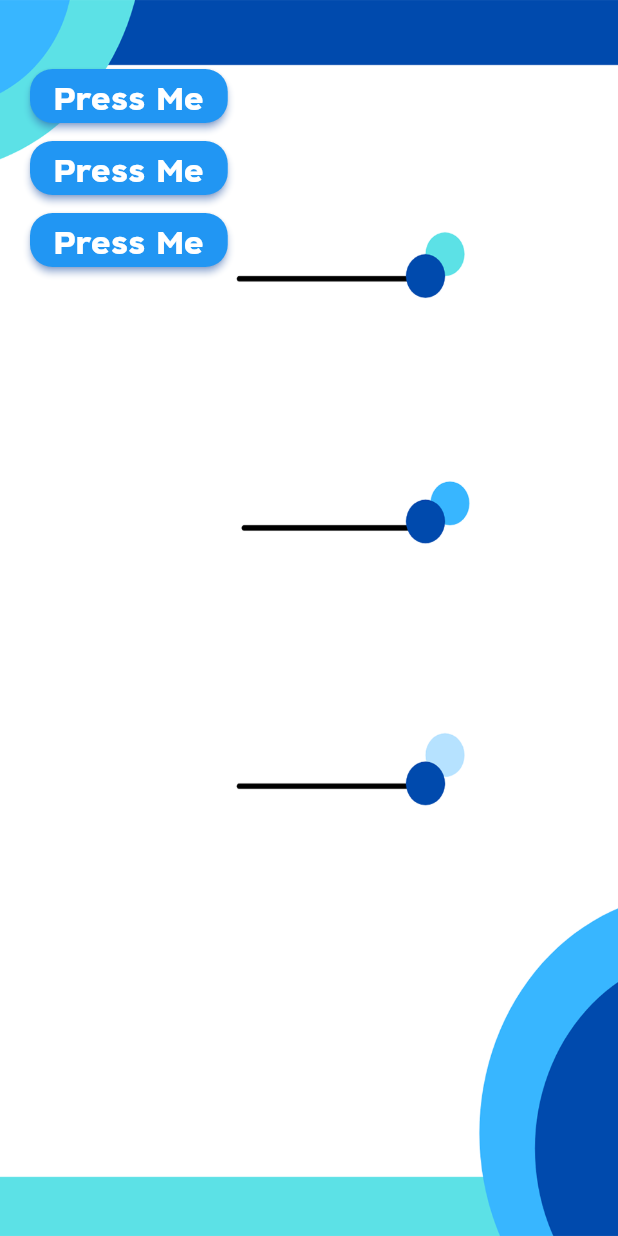
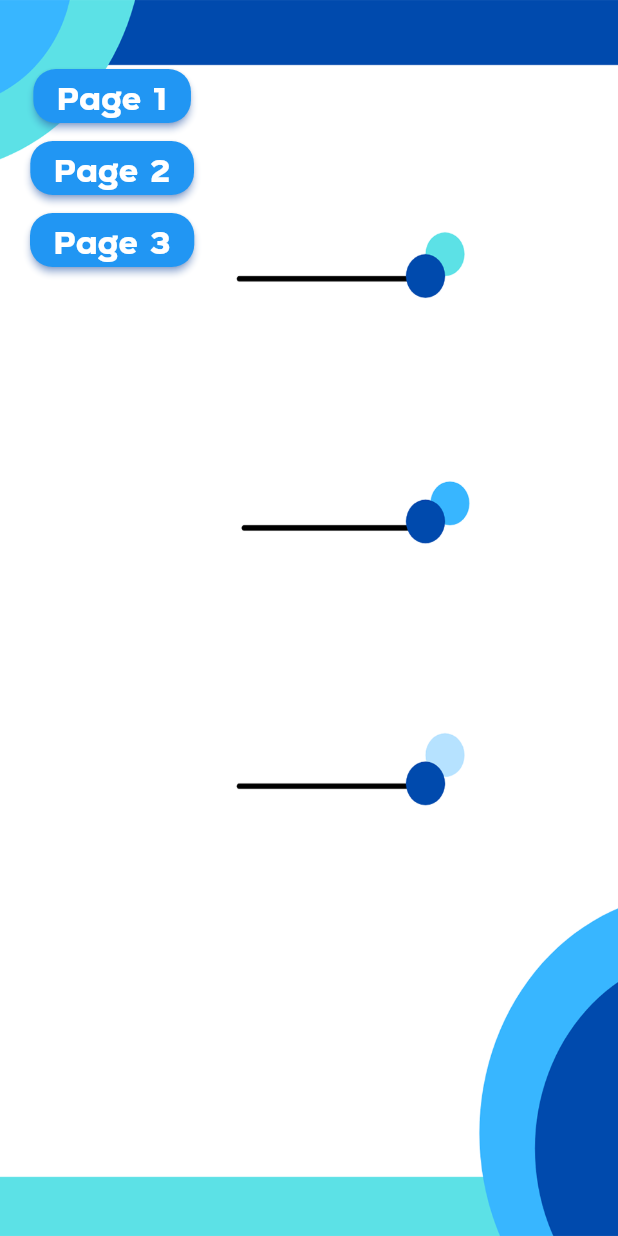
Before and after one commit to bunnybunbun37204/menukunmae-flutter, a Flutter app: the MainMenu screen opened directly, on a phone screen of 412 x 824 dp. Run offline on Flutter 3.47's test engine with Material 2 defaults, Android fonts, the phone set to English and light mode, and no system bars.

Commit message:
update code

```diff
--- a/lib/screens/main_menu.dart
+++ b/lib/screens/main_menu.dart
@@ -11,19 +11,8 @@ class MainMenu extends StatefulWidget {
 }
 
 class _MainMenuState extends State<MainMenu> {
-  late BuildContext _context;
   Widget showBackground() {
     return AppWidget.backgroundWidget(imagePath: "assets/images/bg_2.png");
-  }
-
-  Widget showBtnTest1() {
-    return AppWidget.imageButton(
-        imagePath: "assets/images/btn_test.png", onClick: testBtn, size: 300.0);
-  }
-
-  Widget showBtnTest2() {
-    return AppWidget.imageButton(
-        imagePath: "assets/images/btn_test.png", onClick: testBtn, size: 300.0);
   }
 
   Widget showBtnComponent() {
@@ -33,21 +22,28 @@ class _MainMenuState extends State<MainMenu> {
       child: Column(
         mainAxisAlignment: MainAxisAlignment.start,
         children: <Widget>[
-          AppWidget.buttonTest(onClick: testBtn),
-          AppWidget.buttonTest(onClick: testBtn),
-          AppWidget.buttonTest(onClick: testBtn),
+          AppWidget.buttonTest(onClick: _moveToPage1, buttonMessage: "Page 1"),
+          AppWidget.buttonTest(onClick: _moveToPage2, buttonMessage: "Page 2"),
+          AppWidget.buttonTest(onClick: _moveToPage3, buttonMessage: "Page 3"),
         ],
       ),
     );
   }
 
-  void testBtn() {
-    Utils.moveToPreviousScreen(_context);
+  void _moveToPage1() {
+    Utils.moveToNextScreen(context, const MainMenu());
+  }
+
+  void _moveToPage2() {
+    Utils.moveToNextScreen(context, const MainMenu());
+  }
+
+  void _moveToPage3() {
+    Utils.moveToNextScreen(context, const MainMenu());
   }
 
   @override
   Widget build(BuildContext context) {
-    _context = context;
     return Scaffold(
       body: SafeArea(
           child: Stack(
--- a/lib/tools/widgets/widgets.dart
+++ b/lib/tools/widgets/widgets.dart
@@ -50,19 +50,21 @@ class AppWidget {
   }
 
   static Widget buttonTest(
-      {String buttonMessage = "Press Me", required Function() onClick}) {
+      {String buttonMessage = "Press Me",
+      required Function() onClick,
+      Color color = Colors.blueAccent}) {
     final ButtonStyle style = ElevatedButton.styleFrom(
       textStyle: const TextStyle(fontSize: 20),
-      shadowColor: Colors.blueAccent,
+      shadowColor: color,
       shape: const RoundedRectangleBorder(
         borderRadius: BorderRadius.all(Radius.circular(15)),
       ),
     );
 
     return ElevatedButton(
-        child: const Text(
-          'Press Me',
-          style: TextStyle(
+        child: Text(
+          buttonMessage,
+          style: const TextStyle(
               color: Colors.white, fontSize: 30, fontFamily: "Fridaymeduim"),
         ),
         onPressed: onClick,
```
